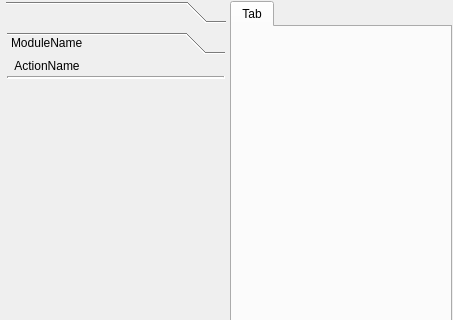
Old version of the form pineboolib/forms/mainform.ui in the repository deavid/pineboo; both pictures show x 0 to 453 and y 0 to 320 of the 453 by 531 pixel window.
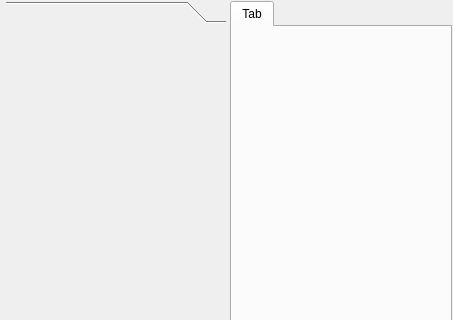
New version of the form. Icons and pictures are not drawn.

Commit message: bugfix: arreglar form de aplicacion

The edit to the form file:
```diff
--- a/pineboolib/forms/mainform.ui
+++ b/pineboolib/forms/mainform.ui
@@ -84,100 +84,6 @@
        <property name="margin">
         <number>1</number>
        </property>
-       <item>
-        <widget class="QToolBox" name="toolBoxModulos">
-         <property name="sizePolicy">
-          <sizepolicy hsizetype="Preferred" vsizetype="Preferred">
-           <horstretch>0</horstretch>
-           <verstretch>0</verstretch>
-          </sizepolicy>
-         </property>
-         <property name="minimumSize">
-          <size>
-           <width>200</width>
-           <height>200</height>
-          </size>
-         </property>
-         <property name="frameShape">
-          <enum>QFrame::NoFrame</enum>
-         </property>
-         <property name="currentIndex">
-          <number>0</number>
-         </property>
-         <property name="tabSpacing">
-          <number>1</number>
-         </property>
-         <widget class="QWidget" name="page_3">
-          <property name="geometry">
-           <rect>
-            <x>0</x>
-            <y>0</y>
-            <width>218</width>
-            <height>470</height>
-           </rect>
-          </property>
-          <property name="sizePolicy">
-           <sizepolicy hsizetype="Preferred" vsizetype="Preferred">
-            <horstretch>0</horstretch>
-            <verstretch>0</verstretch>
-           </sizepolicy>
-          </property>
-          <attribute name="label">
-           <string>ModuleName</string>
-          </attribute>
-          <layout class="QFormLayout" name="formLayout_2">
-           <property name="sizeConstraint">
-            <enum>QLayout::SetDefaultConstraint</enum>
-           </property>
-           <property name="fieldGrowthPolicy">
-            <enum>QFormLayout::AllNonFixedFieldsGrow</enum>
-           </property>
-           <property name="rowWrapPolicy">
-            <enum>QFormLayout::WrapLongRows</enum>
-           </property>
-           <property name="horizontalSpacing">
-            <number>0</number>
-           </property>
-           <property name="verticalSpacing">
-            <number>0</number>
-           </property>
-           <property name="margin">
-            <number>0</number>
-           </property>
-           <item row="3" column="1">
-            <widget class="QFrame" name="frame_2">
-             <property name="frameShape">
-              <enum>QFrame::HLine</enum>
-             </property>
-             <property name="frameShadow">
-              <enum>QFrame::Sunken</enum>
-             </property>
-             <property name="lineWidth">
-              <number>2</number>
-             </property>
-            </widget>
-           </item>
-           <item row="2" column="1">
-            <widget class="QToolButton" name="toolButton_7">
-             <property name="text">
-              <string>ActionName</string>
-             </property>
-             <property name="icon">
-              <iconset>
-               <normaloff>../../../../../../../usr/share/icons/cab_extract.png</normaloff>../../../../../../../usr/share/icons/cab_extract.png</iconset>
-             </property>
-             <property name="toolButtonStyle">
-              <enum>Qt::ToolButtonTextBesideIcon</enum>
-             </property>
-             <property name="autoRaise">
-              <bool>true</bool>
-             </property>
-            </widget>
-           </item>
-          </layout>
-         </widget>
-        </widget>
-       </item>
       </layout>
      </widget>
     </widget>
```
